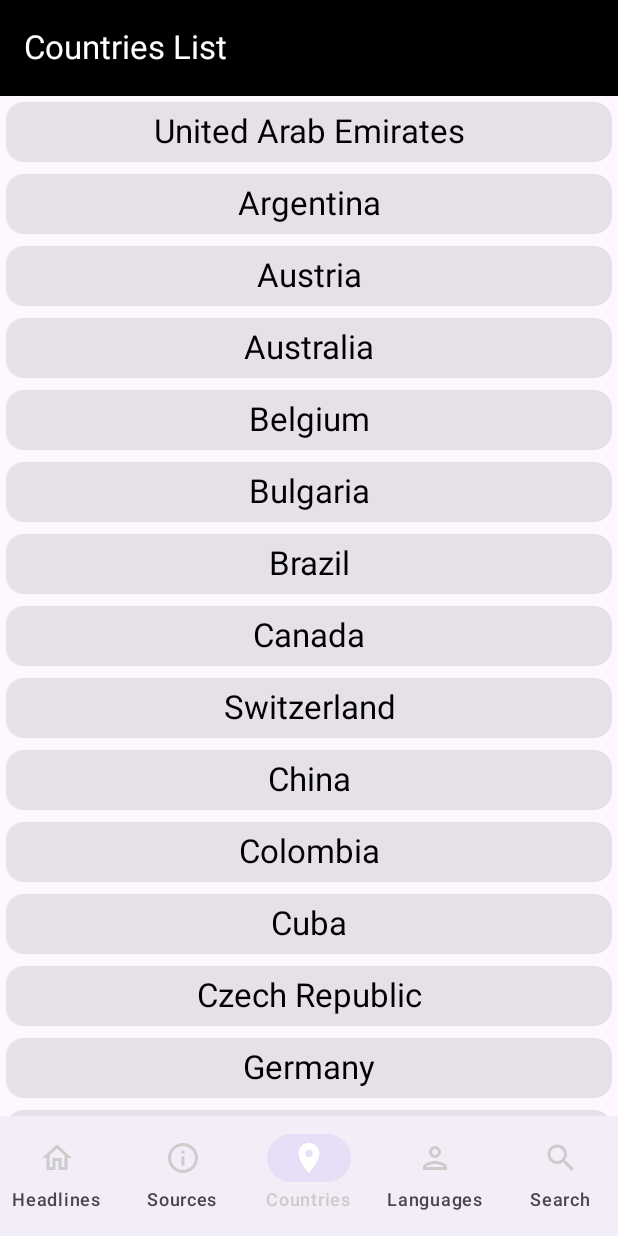
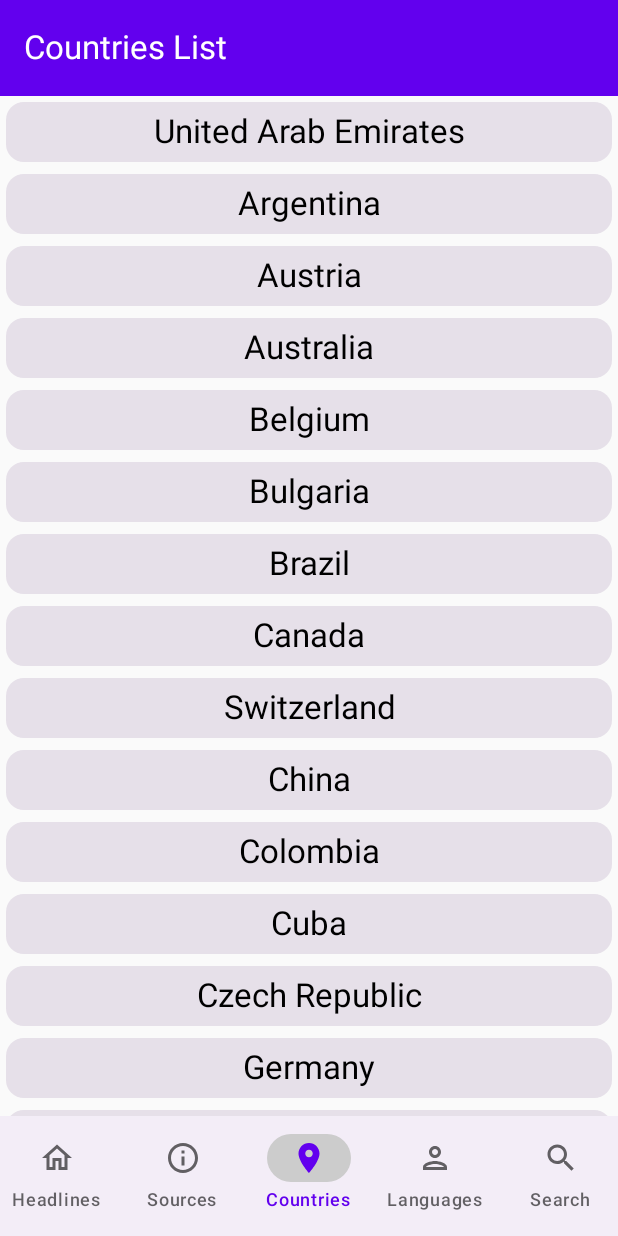
Before and after one commit to sagrawal2418/NewsApp-MVVM-Architecture, an Android app built with Jetpack Compose: the screen it shows after launch (MainActivity), item 3 of the bottom bar chosen, on a phone screen of 412 x 824 dp. Run offline under Robolectric (Android 15) with nearby library versions, the phone set to English and light mode, and no system bars; our stand-ins replace Dagger/Hilt's generated code, Room's generated code, paging; pictures from the network do not load; 7 statements that could not run were skipped.

Commit message:
Implement Tabs for TopHeadlines, updated theme

```diff
--- a/buildSrc/src/main/java/com/sagrawal/newsapp/buildsrc/Dependencies.kt
+++ b/buildSrc/src/main/java/com/sagrawal/newsapp/buildsrc/Dependencies.kt
@@ -51,6 +51,7 @@ internal object Dependencies {
 
     //paging
     const val paging = "androidx.paging:paging-common-ktx:${Versions.paging}"
+    const val pagingCommon = "androidx.paging:paging-common-ktx:${Versions.paging}"
     const val pagingCompose = "androidx.paging:paging-compose:${Versions.paging}"
 
     //work manager
@@ -171,6 +172,7 @@ fun DependencyHandler.roomDB() {
 
 fun DependencyHandler.paging() {
     implementation(Dependencies.paging)
+    implementation(Dependencies.pagingCommon)
 }
 
 fun DependencyHandler.pagingCompose() {
--- a/data/build.gradle.kts
+++ b/data/build.gradle.kts
@@ -54,6 +54,4 @@ dependencies {
     roomDB()
     localUnitTesting()
     paging()
-
-    implementation("androidx.paging:paging-common-ktx:3.2.1")
 }
--- a/presentation/src/main/java/com/sagrawal/newsapp/presentation/base/CommonUI.kt
+++ b/presentation/src/main/java/com/sagrawal/newsapp/presentation/base/CommonUI.kt
@@ -20,6 +20,7 @@ import androidx.compose.material3.Icon
 import androidx.compose.material3.MaterialTheme
 import androidx.compose.material3.NavigationBar
 import androidx.compose.material3.NavigationBarItem
+import androidx.compose.material3.NavigationBarItemDefaults
 import androidx.compose.material3.Text
 import androidx.compose.runtime.Composable
 import androidx.compose.runtime.getValue
@@ -105,7 +106,6 @@ fun TitleText(title: String) {
         Text(
             text = title,
             style = MaterialTheme.typography.titleMedium,
-            color = Color.Black,
             maxLines = 2,
             modifier = Modifier.padding(4.dp)
         )
@@ -118,7 +118,6 @@ fun TitleTextLarge(title: String) {
         Text(
             text = title,
             style = MaterialTheme.typography.titleLarge,
-            color = Color.Black,
             maxLines = 2,
             textAlign = TextAlign.Center,
             modifier = Modifier
@@ -155,7 +154,6 @@ fun SourceText(name: String?) {
         Text(
             text = it,
             style = MaterialTheme.typography.titleSmall,
-            color = Color.Gray,
             maxLines = 1,
             modifier = Modifier.padding(start = 4.dp, end = 4.dp, top = 4.dp, bottom = 8.dp)
         )
@@ -196,7 +194,6 @@ fun DescriptionText(description: String?) {
         Text(
             text = description,
             style = MaterialTheme.typography.bodyMedium,
-            color = Color.Gray,
             maxLines = 2,
             modifier = Modifier.padding(4.dp)
         )
@@ -227,8 +224,9 @@ fun TabView(tabBarItems: List<TabBarItem>, navController: NavController) {
     NavigationBar {
         // looping over each tab to generate the views and navigation for each item
         tabBarItems.forEachIndexed { index, tabBarItem ->
+            val selected = selectedTabIndex == index
             NavigationBarItem(
-                selected = selectedTabIndex == index,
+                selected = selected,
                 onClick = {
                     selectedTabIndex = index
                     navController.navigate(tabBarItem.title) {
@@ -244,13 +242,24 @@ fun TabView(tabBarItems: List<TabBarItem>, navController: NavController) {
                 },
                 icon = {
                     TabBarIconView(
-                        isSelected = selectedTabIndex == index,
+                        isSelected = selected,
                         selectedIcon = tabBarItem.selectedIcon,
                         unselectedIcon = tabBarItem.unselectedIcon,
                         title = tabBarItem.title,
                     )
                 },
-                label = { Text(tabBarItem.title) })
+                label = {
+                    Text(text = tabBarItem.title)
+                },
+                colors = NavigationBarItemDefaults.colors(
+                    indicatorColor = Color.LightGray,
+                    selectedIconColor = MaterialTheme.colorScheme.primary,
+                    unselectedIconColor = MaterialTheme.colorScheme.onSurface.copy(alpha = 0.6f),
+                    selectedTextColor = MaterialTheme.colorScheme.primary,
+                    unselectedTextColor = MaterialTheme.colorScheme.onSurface.copy(alpha = 0.6f),
+                )
+
+            )
         }
     }
 }
@@ -269,7 +278,6 @@ fun TabBarIconView(
         } else {
             unselectedIcon
         },
-        contentDescription = title,
-        tint = if (isSelected) Color.White else Color.LightGray
+        contentDescription = title
     )
 }
--- a/presentation/src/main/java/com/sagrawal/newsapp/presentation/base/NewsNavigation.kt
+++ b/presentation/src/main/java/com/sagrawal/newsapp/presentation/base/NewsNavigation.kt
@@ -22,7 +22,7 @@ import com.sagrawal.newsapp.presentation.newssources.NewsSourcesRoute
 import com.sagrawal.newsapp.presentation.search.SearchRoute
 import com.sagrawal.newsapp.presentation.topheadline.network.NetworkTopHeadlineRoute
 import com.sagrawal.newsapp.presentation.topheadline.offline.OfflineTopHeadlineRoute
-import com.sagrawal.newsapp.presentation.topheadline.TopHeadlineRoute
+import com.sagrawal.newsapp.presentation.topheadline.TopHeadlineScreen
 import com.sagrawal.newsapp.presentation.topheadline.paging.PagingTopHeadlineRoute
 import com.sagrawal.newsapp.utils.AppConstant
 import com.sagrawal.newsapp.utils.AppConstant.NAV_ARG_NEWS_ID
@@ -47,18 +47,6 @@ object Route {
     fun topHeadlineScreenWithLanguage(language: String): String {
         return "top-headline/language/$language"
     }
-
-    fun networkTopHeadlineScreen(): String {
-        return "top-headline-network"
-    }
-
-    fun offlineTopHeadlineScreen(): String {
-        return "top-headline-offline"
-    }
-
-    fun pagingTopHeadlineScreen(): String {
-        return "top-headline-paging"
-    }
 }
 
 @OptIn(ExperimentalMaterial3Api::class)
@@ -75,7 +63,7 @@ fun NewsNavHost(tabBarItems: List<TabBarItem>) {
             startDestination = stringResource(id = R.string.headlines)
         ) {
             composable(AppConstant.HEADLINES) {
-                TopHeadlineRoute(navController)
+                TopHeadlineScreen()
             }
             composable(AppConstant.SOURCES) {
                 NewsSourcesRoute(navController)
@@ -129,21 +117,8 @@ fun NewsNavHost(tabBarItems: List<TabBarItem>) {
                 NetworkTopHeadlineRoute(
                     onNewsClick = {
                         openCustomChromeTab(context, it)
-                    })
-            }
-
-            composable(
-                route = Route.TopHeadlineScreenNewsByLanguage,
-                arguments = listOf(navArgument(AppConstant.NAV_ARG_LANGUAGE) {
-                    type = NavType.StringType
-                })
-            ) { backStackEntry ->
-                val language =
-                    backStackEntry.arguments?.getString(AppConstant.NAV_ARG_LANGUAGE) ?: ""
-                NetworkTopHeadlineRoute(
-                    onNewsClick = {
-                        openCustomChromeTab(context, it)
-                    })
+                    }
+                )
             }
             composable(
                 route = Route.NetworkTopHeadlines
--- a/presentation/src/main/java/com/sagrawal/newsapp/presentation/main/MainActivity.kt
+++ b/presentation/src/main/java/com/sagrawal/newsapp/presentation/main/MainActivity.kt
@@ -24,6 +24,7 @@ import androidx.compose.material.icons.outlined.Person
 import androidx.compose.material.icons.outlined.Place
 import androidx.compose.material.icons.outlined.Search
 import androidx.compose.material3.Icon
+import androidx.compose.material3.MaterialTheme
 import androidx.compose.material3.NavigationBar
 import androidx.compose.material3.NavigationBarItem
 import androidx.compose.material3.Surface
@@ -31,6 +32,7 @@ import androidx.compose.material3.Text
 import androidx.compose.runtime.Composable
 import androidx.compose.runtime.getValue
 import androidx.compose.runtime.mutableIntStateOf
+import androidx.compose.runtime.mutableStateOf
 import androidx.compose.runtime.saveable.rememberSaveable
 import androidx.compose.runtime.setValue
 import androidx.compose.ui.Modifier
@@ -50,7 +52,6 @@ data class TabBarItem(
     val selectedIcon: ImageVector,
     val unselectedIcon: ImageVector
 )
-
 @AndroidEntryPoint
 class MainActivity : ComponentActivity() {
 
@@ -91,11 +92,8 @@ class MainActivity : ComponentActivity() {
 
             NewsAppTheme {
 
-                val navigationBarColor = Color.Black
-
                 Surface(
-                    modifier = Modifier.fillMaxSize(),
-                    color = navigationBarColor
+                    modifier = Modifier.fillMaxSize()
                 ) {
                     NewsNavHost(tabBarItems)
                 }
--- a/presentation/src/main/java/com/sagrawal/newsapp/presentation/theme/Theme.kt
+++ b/presentation/src/main/java/com/sagrawal/newsapp/presentation/theme/Theme.kt
@@ -6,20 +6,28 @@ import androidx.compose.runtime.Composable
 import androidx.compose.ui.graphics.Color
 
 private val LightColorScheme = lightColorScheme(
-    primary = Color.Black,
-    secondary = Color.LightGray,
-    tertiary = Color.DarkGray,
-    surface = Color.Black,
-    onSurface = Color.White
+    primary = Color(0xFF6200EE),     // A vibrant indigo
+    onPrimary = Color.White,         // White text/iconography on primary
+    primaryContainer = Color(0xFF3700B3),
+    onPrimaryContainer = Color.White,
+    secondary = Color(0xFF03DAC6),   // A teal secondary color
+    onSecondary = Color.Black,       // Black text/iconography on secondary
+    secondaryContainer = Color(0xFF018786),
+    onSecondaryContainer = Color.Black,
+    tertiary = Color(0xFF03DAC6),    // Another shade of teal or a different color
+    onTertiary = Color.Black,
+    surface = Color(0xFFFAFAFA),     // Near white surfaces
+    onSurface = Color.Black,         // Black text/iconography on surfaces
+    background = Color(0xFFFAFAFA),  // Background color
+    onBackground = Color.Black,      // Text/iconography on background
+    error = Color(0xFFB00020),       // Error color for error states
+    onError = Color.White            // Text/iconography on error colors
 )
 
 @Composable
-fun NewsAppTheme(
-    content: @Composable () -> Unit
-) {
-    val colorScheme = LightColorScheme
+fun NewsAppTheme(content: @Composable () -> Unit) {
     MaterialTheme(
-        colorScheme = colorScheme,
+        colorScheme = LightColorScheme,
         typography = Typography,
         content = content
     )
--- a/presentation/src/main/java/com/sagrawal/newsapp/presentation/topheadline/TopHeadlineScreen.kt
+++ b/presentation/src/main/java/com/sagrawal/newsapp/presentation/topheadline/TopHeadlineScreen.kt
@@ -1,81 +1,143 @@
 package com.sagrawal.newsapp.presentation.topheadline
 
-import androidx.compose.foundation.clickable
-import androidx.compose.foundation.layout.Box
+import androidx.compose.foundation.ExperimentalFoundationApi
 import androidx.compose.foundation.layout.Column
-import androidx.compose.foundation.layout.Spacer
 import androidx.compose.foundation.layout.fillMaxSize
 import androidx.compose.foundation.layout.fillMaxWidth
-import androidx.compose.foundation.layout.height
 import androidx.compose.foundation.layout.padding
-import androidx.compose.foundation.layout.wrapContentHeight
-import androidx.compose.material3.Card
+import androidx.compose.foundation.pager.HorizontalPager
+import androidx.compose.foundation.pager.rememberPagerState
+import androidx.compose.material.icons.Icons
+import androidx.compose.material.icons.filled.AddCircle
+import androidx.compose.material.icons.filled.Menu
+import androidx.compose.material.icons.filled.Warning
+import androidx.compose.material.icons.outlined.AddCircle
+import androidx.compose.material.icons.outlined.Menu
+import androidx.compose.material.icons.outlined.Warning
 import androidx.compose.material3.ExperimentalMaterial3Api
+import androidx.compose.material3.Icon
+import androidx.compose.material3.MaterialTheme
 import androidx.compose.material3.Scaffold
+import androidx.compose.material3.Tab
+import androidx.compose.material3.TabRow
+import androidx.compose.material3.Text
+import androidx.compose.material3.TopAppBar
 import androidx.compose.runtime.Composable
-import androidx.compose.ui.Alignment
+import androidx.compose.runtime.derivedStateOf
+import androidx.compose.runtime.remember
+import androidx.compose.runtime.rememberCoroutineScope
 import androidx.compose.ui.Modifier
+import androidx.compose.ui.graphics.vector.ImageVector
+import androidx.compose.ui.platform.LocalContext
 import androidx.compose.ui.res.stringResource
-import androidx.compose.ui.unit.dp
-import androidx.navigation.NavHostController
 import com.sagrawal.newsapp.presentation.R
 import com.sagrawal.newsapp.presentation.base.CustomTopAppBar
-import com.sagrawal.newsapp.presentation.base.Route
-import com.sagrawal.newsapp.presentation.base.TitleTextLarge
+import com.sagrawal.newsapp.presentation.base.openCustomChromeTab
+import com.sagrawal.newsapp.presentation.languages.LanguagesScreen
+import com.sagrawal.newsapp.presentation.topheadline.network.NetworkTopHeadlineRoute
+import com.sagrawal.newsapp.presentation.topheadline.offline.OfflineTopHeadlineRoute
+import com.sagrawal.newsapp.presentation.topheadline.paging.PagingTopHeadlineRoute
+import kotlinx.coroutines.launch
 
-@OptIn(ExperimentalMaterial3Api::class)
+@OptIn(ExperimentalFoundationApi::class, ExperimentalMaterial3Api::class)
 @Composable
-fun TopHeadlineRoute(navHostController: NavHostController) {
-    Scaffold(
-        topBar = { CustomTopAppBar(title = stringResource(R.string.headlines)) }
-    ) { padding ->
-        Column(modifier = Modifier.padding(padding)) {
-            TopHeadlineScreen(navHostController)
+fun TopHeadlineScreen() {
+
+    val scope = rememberCoroutineScope()
+    val pagerState = rememberPagerState(pageCount = { TopHeadlineTabs.entries.size })
+    val selectedTabIndex = remember { derivedStateOf { pagerState.currentPage } }
+
+    Scaffold(topBar =
+    { CustomTopAppBar(title = stringResource(R.string.headlines)) }
+    ) {
+        Column(
+            modifier = Modifier
+                .fillMaxSize()
+                .padding(top = it.calculateTopPadding())
+        ) {
+            TabRow(
+                selectedTabIndex = selectedTabIndex.value,
+                modifier = Modifier.fillMaxWidth()
+            ) {
+                TopHeadlineTabs.entries.forEachIndexed { index, currentTab ->
+                    val selected = pagerState.currentPage == index
+                    Tab(
+                        selected = selected,
+                        selectedContentColor = MaterialTheme.colorScheme.primary,
+                        unselectedContentColor = MaterialTheme.colorScheme.outline,
+                        onClick = {
+                            scope.launch {
+                                pagerState.animateScrollToPage(currentTab.ordinal)
+                            }
+                        },
+                        text = {
+                            Text(
+                                text = stringResource(id = currentTab.text),
+                                color = if (selected) MaterialTheme.colorScheme.primary else MaterialTheme.colorScheme.onSurface.copy(
+                                    alpha = 0.7f
+                                )
+                            )
+                        },
+                        icon = {
+                            Icon(
+                                imageVector = if (selected) currentTab.selectedIcon else currentTab.unselectedIcon,
+                                contentDescription = "${currentTab.text} Tab",
+                                tint = if (selected) MaterialTheme.colorScheme.primary else MaterialTheme.colorScheme.onSurface.copy(
+                                    alpha = 0.7f
+                                )
+                            )
+                        }
+                    )
+                }
+            }
+
+            HorizontalPager(
+                state = pagerState,
+                modifier = Modifier
+                    .fillMaxWidth()
+                    .weight(1f)
+            ) { page ->
+                val context = LocalContext.current
+                when (TopHeadlineTabs.entries[page]) {
+                    TopHeadlineTabs.Network -> NetworkTopHeadlineRoute(
+                        onNewsClick = {
+                            openCustomChromeTab(context, it)
+                        })
+
+                    TopHeadlineTabs.Offline -> OfflineTopHeadlineRoute(
+                        onNewsClick = {
+                            openCustomChromeTab(context, it)
+                        })
+
+                    TopHeadlineTabs.Paging -> PagingTopHeadlineRoute(
+                        onNewsClick = {
+                            openCustomChromeTab(context, it)
+                        })
+                }
+            }
         }
     }
 }
 
-@Composable
-fun TopHeadlineScreen(navHostController: NavHostController) {
-    Column(
-        modifier = Modifier
-            .fillMaxSize()
-            .padding(4.dp),
-        horizontalAlignment = Alignment.CenterHorizontally
-    ) {
-        ButtonWithText(stringResource(R.string.network_topheadlines)) {
-            val route = Route.networkTopHeadlineScreen()
-            navHostController.navigate(route)
-        }
-        Spacer(modifier = Modifier.height(16.dp))
-        ButtonWithText(stringResource(R.string.offline_topheadlines)) {
-            val route = Route.offlineTopHeadlineScreen()
-            navHostController.navigate(route)
-        }
-        Spacer(modifier = Modifier.height(16.dp))
-        ButtonWithText(stringResource(R.string.paging_topheadlines)) {
-            val route = Route.pagingTopHeadlineScreen()
-            navHostController.navigate(route)
-        }
-    }
+enum class TopHeadlineTabs(
+    val selectedIcon: ImageVector,
+    val unselectedIcon: ImageVector,
+    val text: Int
+) {
+
+    Network(
+        unselectedIcon = Icons.Outlined.AddCircle,
+        selectedIcon = Icons.Filled.AddCircle,
+        text = R.string.network_topheadlines
+    ),
+    Offline(
+        unselectedIcon = Icons.Outlined.Warning,
+        selectedIcon = Icons.Filled.Warning,
+        text = R.string.offline_topheadlines
+    ),
+    Paging(
+        unselectedIcon = Icons.Outlined.Menu,
+        selectedIcon = Icons.Filled.Menu,
+        text = R.string.paging_topheadlines
+    )
 }
-
-@Composable
-fun ButtonWithText(text: String, onNewsClick: () -> Unit) {
-
-    Card(
-        modifier = Modifier
-            .fillMaxWidth()
-            .wrapContentHeight()
-            .clickable { onNewsClick() }
-    ) {
-        Box(
-            modifier = Modifier
-                .fillMaxWidth()
-                .height(40.dp),
-            contentAlignment = Alignment.Center
-        ) {
-            TitleTextLarge(text)
-        }
-    }
-}
--- a/presentation/src/main/java/com/sagrawal/newsapp/presentation/topheadline/network/NetworkTopHeadlineScreen.kt
+++ b/presentation/src/main/java/com/sagrawal/newsapp/presentation/topheadline/network/NetworkTopHeadlineScreen.kt
@@ -12,6 +12,7 @@ import androidx.compose.runtime.getValue
 import androidx.compose.runtime.key
 import androidx.compose.ui.Modifier
 import androidx.compose.ui.res.stringResource
+import androidx.compose.ui.unit.dp
 import androidx.hilt.navigation.compose.hiltViewModel
 import androidx.lifecycle.compose.collectAsStateWithLifecycle
 import com.sagrawal.newsapp.domain.model.ApiArticle
@@ -27,16 +28,12 @@ import com.sagrawal.newsapp.presentation.base.calculateBottomNavigationBarHeight
 @Composable
 fun NetworkTopHeadlineRoute(
     onNewsClick: (url: String) -> Unit,
-    viewModel: NetworkTopHeadlineViewModel = hiltViewModel()
+    viewModel: NetworkTopHeadlineViewModel = hiltViewModel(),
 ) {
     val uiState by viewModel.uiState.collectAsStateWithLifecycle()
 
-    Scaffold(
-        topBar = { CustomTopAppBar(title = stringResource(R.string.network_topheadlines)) }
-    ) { padding ->
-        Column(modifier = Modifier.padding(padding)) {
-            NetworkTopHeadlineScreen(uiState, viewModel, onNewsClick)
-        }
+    Column {
+        NetworkTopHeadlineScreen(uiState, viewModel, onNewsClick)
     }
 }
 
@@ -71,7 +68,9 @@ fun NetworkTopHeadlineScreen(
 @Composable
 fun ApiArticleList(articles: List<ApiArticle>, onNewsClick: (url: String) -> Unit) {
     LazyColumn(
-        contentPadding = PaddingValues(bottom = calculateBottomNavigationBarHeight())
+        contentPadding = PaddingValues(
+            bottom = calculateBottomNavigationBarHeight()
+        )
     ) {
         itemsIndexed(articles) { index, article ->
             key(article.url + index) {  // Create a unique key by appending the index
--- a/presentation/src/main/java/com/sagrawal/newsapp/presentation/topheadline/offline/OfflineTopHeadlineScreen.kt
+++ b/presentation/src/main/java/com/sagrawal/newsapp/presentation/topheadline/offline/OfflineTopHeadlineScreen.kt
@@ -36,12 +36,8 @@ fun OfflineTopHeadlineRoute(
 ) {
     val uiState by viewModel.uiState.collectAsStateWithLifecycle()
 
-    Scaffold(
-        topBar = { CustomTopAppBar(title = stringResource(R.string.offline_topheadlines)) }
-    ) { padding ->
-        Column(modifier = Modifier.padding(padding)) {
-            OfflineTopHeadlineScreen(uiState, viewModel, onNewsClick)
-        }
+    Column {
+        OfflineTopHeadlineScreen(uiState, viewModel, onNewsClick)
     }
 }
 
--- a/presentation/src/main/java/com/sagrawal/newsapp/presentation/topheadline/offline/OfflineTopHeadlineViewModel.kt
+++ b/presentation/src/main/java/com/sagrawal/newsapp/presentation/topheadline/offline/OfflineTopHeadlineViewModel.kt
@@ -33,7 +33,7 @@ class OfflineTopHeadlineViewModel @Inject constructor(
     }
 
     fun loadTopHeadlines() {
-        viewModelScope.launch(dispatcherProvider.main) {
+        viewModelScope.launch(dispatcherProvider.io) {
             if (networkHelper.isNetworkConnected()) {
                 useCase.invoke(COUNTRY)
             } else {
--- a/presentation/src/main/java/com/sagrawal/newsapp/presentation/topheadline/paging/PagingTopHeadlineScreen.kt
+++ b/presentation/src/main/java/com/sagrawal/newsapp/presentation/topheadline/paging/PagingTopHeadlineScreen.kt
@@ -2,12 +2,9 @@ package com.sagrawal.newsapp.presentation.topheadline.paging
 
 import androidx.compose.foundation.layout.Column
 import androidx.compose.foundation.layout.PaddingValues
-import androidx.compose.foundation.layout.padding
 import androidx.compose.foundation.lazy.LazyColumn
 import androidx.compose.material3.ExperimentalMaterial3Api
-import androidx.compose.material3.Scaffold
 import androidx.compose.runtime.Composable
-import androidx.compose.ui.Modifier
 import androidx.compose.ui.res.stringResource
 import androidx.hilt.navigation.compose.hiltViewModel
 import androidx.paging.LoadState
@@ -16,12 +13,10 @@ import androidx.paging.compose.collectAsLazyPagingItems
 import com.sagrawal.newsapp.domain.model.ApiArticle
 import com.sagrawal.newsapp.presentation.R
 import com.sagrawal.newsapp.presentation.base.Article
-import com.sagrawal.newsapp.presentation.base.CustomTopAppBar
 import com.sagrawal.newsapp.presentation.base.ShowError
 import com.sagrawal.newsapp.presentation.base.ShowLoading
 import com.sagrawal.newsapp.presentation.base.calculateBottomNavigationBarHeight
 
-@OptIn(ExperimentalMaterial3Api::class)
 @Composable
 fun PagingTopHeadlineRoute(
     onNewsClick: (url: String) -> Unit,
@@ -29,12 +24,8 @@ fun PagingTopHeadlineRoute(
 ) {
     val articles = viewModel.uiState.collectAsLazyPagingItems()
 
-    Scaffold(
-        topBar = { CustomTopAppBar(title = stringResource(R.string.paging_topheadlines)) }
-    ) { padding ->
-        Column(modifier = Modifier.padding(padding)) {
-            PagingTopHeadlineScreen(viewModel, articles, onNewsClick)
-        }
+    Column {
+        PagingTopHeadlineScreen(viewModel, articles, onNewsClick)
     }
 }
 
--- a/presentation/src/main/java/com/sagrawal/newsapp/presentation/topheadline/paging/PagingTopHeadlineViewModel.kt
+++ b/presentation/src/main/java/com/sagrawal/newsapp/presentation/topheadline/paging/PagingTopHeadlineViewModel.kt
@@ -3,6 +3,7 @@ package com.sagrawal.newsapp.presentation.topheadline.paging
 import androidx.lifecycle.ViewModel
 import androidx.lifecycle.viewModelScope
 import androidx.paging.PagingData
+import androidx.paging.cachedIn
 import com.sagrawal.newsapp.domain.model.ApiArticle
 import com.sagrawal.newsapp.domain.usecase.topheadline.GetPagingTopHeadlineUseCase
 import com.sagrawal.newsapp.util.DispatcherProvider
@@ -31,7 +32,7 @@ class PagingTopHeadlineViewModel @Inject constructor(
     fun getNews() {
         viewModelScope.launch(dispatcherProvider.main) {
             useCase.invoke()
-                .flowOn(dispatcherProvider.io)
+                .flowOn(dispatcherProvider.io).cachedIn(viewModelScope)
                 .collect {
                     _uiState.value = it
                 }
--- a/presentation/src/main/res/values/strings.xml
+++ b/presentation/src/main/res/values/strings.xml
@@ -13,9 +13,9 @@
     <string name="headlines">Headlines</string>
     <string name="sources">Sources</string>
     <string name="search">Search</string>
-    <string name="network_topheadlines">Network TopHeadlines</string>
-    <string name="offline_topheadlines">Offline TopHeadlines</string>
-    <string name="paging_topheadlines">Paging TopHeadlines</string>
+    <string name="network_topheadlines">Network</string>
+    <string name="offline_topheadlines">Offline</string>
+    <string name="paging_topheadlines">Paging</string>
 
 
 </resources>
```
